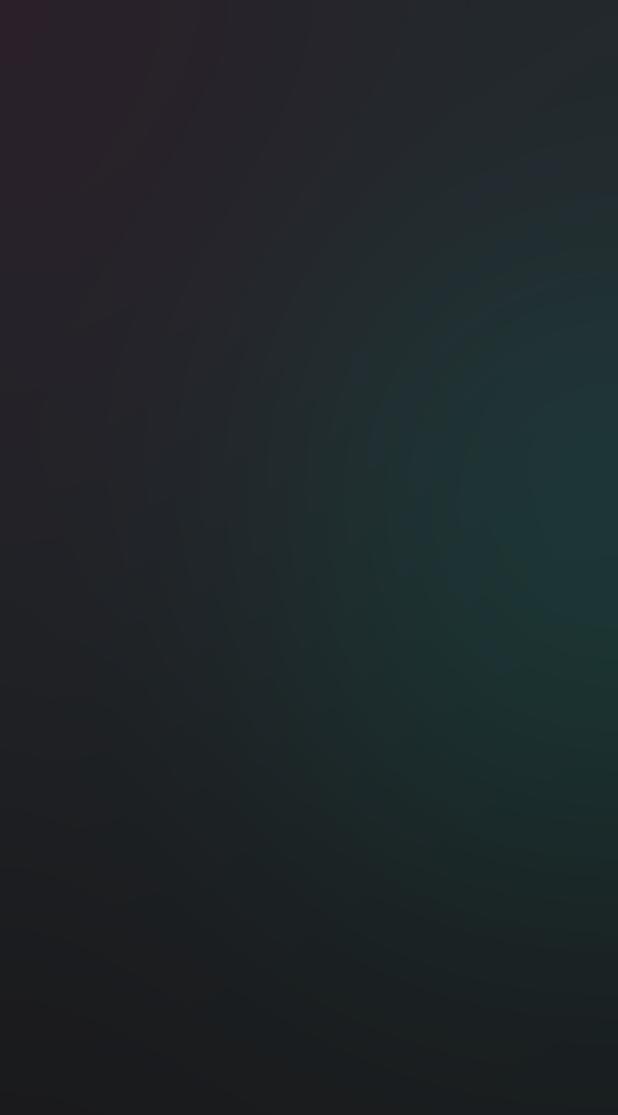
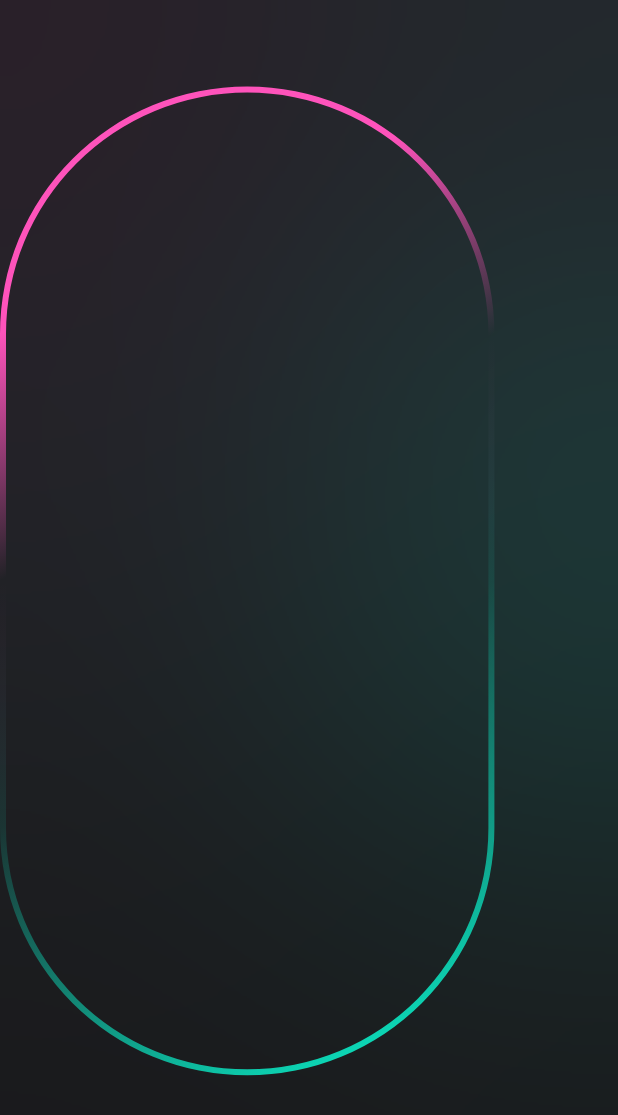
Before and after one commit to MosasaUnited/Movie-App-Ui, a Flutter app: the screen it shows after launch, on a phone screen of 412 x 824 dp. Shown: the top 1115 px of the screen. Run offline on Flutter 3.47's test engine with Material 2 defaults, Android fonts, the phone set to English and light mode, and no system bars; our stand-ins replace google_fonts.

```diff
--- a/lib/screens/onboarding.dart
+++ b/lib/screens/onboarding.dart
@@ -1,6 +1,7 @@
 import 'dart:ui';
 
 import 'package:flutter/material.dart';
+import 'package:movie_app_ui/components/custom_outline.dart';
 import 'package:movie_app_ui/constants.dart';
 
 class OnBoardingScreen extends StatelessWidget {
@@ -56,6 +57,32 @@ class OnBoardingScreen extends StatelessWidget {
                 ),
               ),
             ),
+            Column(
+              children: [
+                SizedBox(
+                  height: screenHeight * 0.07,
+                ),
+                CustomOutline(
+                  strokeWidth: 4,
+                  radius: screenWidth * .8,
+                  gradient: LinearGradient(
+                    begin: Alignment.topLeft,
+                    end: Alignment.bottomRight,
+                    colors: [
+                      Constants.kPinkColor,
+                      Constants.kPinkColor.withOpacity(0),
+                      Constants.kGreenColor.withOpacity(.1),
+                      Constants.kGreenColor,
+                    ],
+                    stops: [.2, .4, .6, 1],
+                  ),
+                  width: screenWidth * .8,
+                  height: screenHeight * .8,
+                  padding: EdgeInsets.all(4),
+                  child: Container(),
+                ),
+              ],
+            ),
           ],
         ),
       ),
```
Also changed, not shown: bug/analysis_options.yaml (added, +29 -0 lines), bug/lib/main.dart (added, +125 -0 lines), bug/pubspec.yaml (added, +90 -0 lines), pubspec.yaml (+6 -6 lines), bug/pubspec.lock (added), pubspec.lock, 127 other files.
